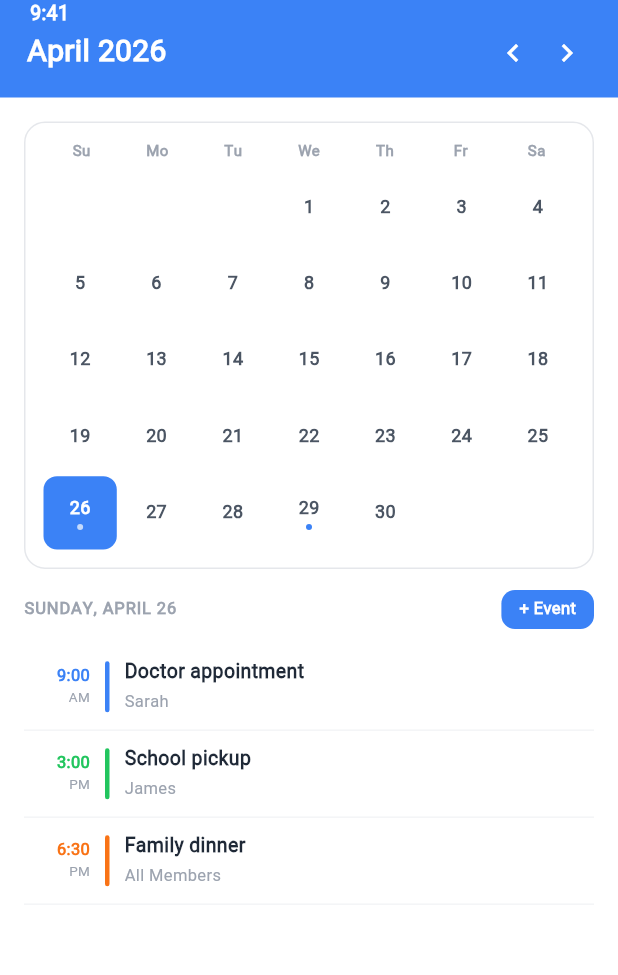
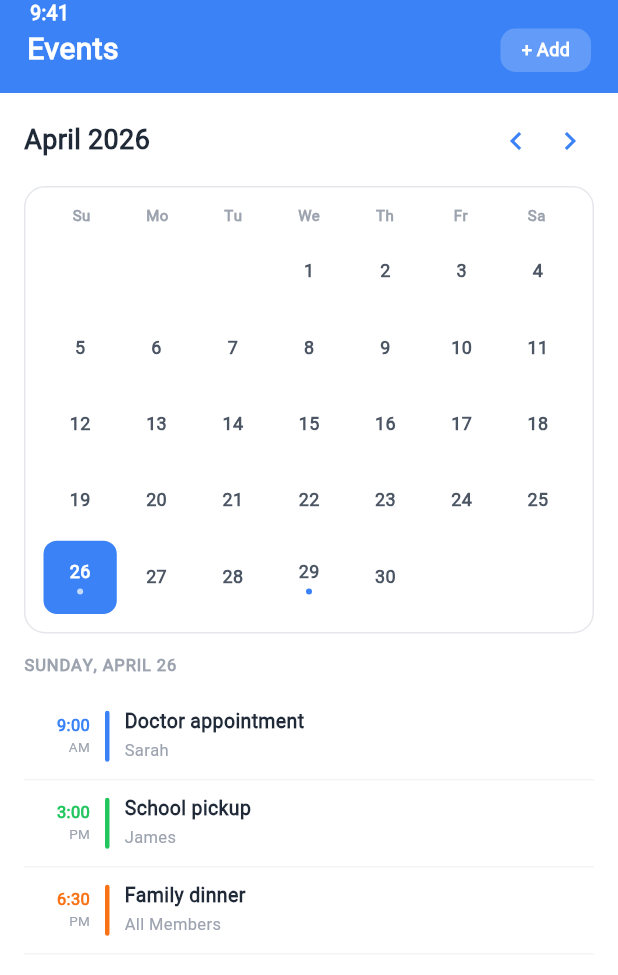
Before and after one commit to mahmoud-abdalla-eg/Famory, a Flutter app: the CalendarScreen screen opened directly, on a phone screen of 412 x 824 dp. Shown: the top 975 px of the screen. Run offline on Flutter 3.47's test engine with Material 3 defaults, Android fonts, the phone set to English and light mode, and no system bars; our stand-ins replace get, shared_preferences; accounts and stored records are empty.

Commit message:
Calendar page header: improve UI consistency
Modifications:
- Replace page header with feature title (Events) and quick action
  button (+Add, add events). (ref: Tasks page)
- Move calendar navigation widget (month title, nav button) to top of
  body part
- Update style of widgets mentioned above

```diff
--- a/famory_app/lib/features/calendar/presentation/screens/calendar_screen.dart
+++ b/famory_app/lib/features/calendar/presentation/screens/calendar_screen.dart
@@ -1,5 +1,6 @@
 import 'package:flutter/material.dart';
 import '../../../../core/theme/app_colors.dart';
+import '../../../../core/theme/app_theme.dart';
 import '../../data/models/calendar_event.dart';
 import 'create_event_screen.dart';
 import '../widgets/event_row_widget.dart';
@@ -12,6 +13,9 @@ class CalendarScreen extends StatefulWidget {
 }
 
 class _CalendarScreenState extends State<CalendarScreen> {
+
+  final theme = AppTheme.lightTheme;
+
   late int _calYear;
   late int _calMonth; // 0-based
   late int _selDay;
@@ -116,6 +120,8 @@ class _CalendarScreenState extends State<CalendarScreen> {
               child: Column(
                 crossAxisAlignment: CrossAxisAlignment.start,
                 children: [
+                  _buildCalendarHeader(),
+                  const SizedBox(height: 14),
                   _buildCalendarCard(now, firstWeekday, daysInMonth),
                   const SizedBox(height: 14),
                   _buildDayBar(selDateStr),
@@ -151,17 +157,44 @@ class _CalendarScreenState extends State<CalendarScreen> {
               child: Row(
                 mainAxisAlignment: MainAxisAlignment.spaceBetween,
                 children: [
-                  Text('${_months[_calMonth]} $_calYear',
-                      style: const TextStyle(fontSize: 20, fontWeight: FontWeight.w800, color: Colors.white)),
-                  Row(
-                    children: [
-                      _NavBtn(icon: Icons.chevron_left,  onTap: () => _changeMonth(-1)),
-                      const SizedBox(width: 4),
-                      _NavBtn(icon: Icons.chevron_right, onTap: () => _changeMonth(1)),
-                    ],
+                  const Text('Events',
+                  style: TextStyle(fontSize: 20, fontWeight: FontWeight.w800, color: Colors.white)),
+                  GestureDetector(
+                    onTap: _showAddEvent,
+                    child: Container(
+                      padding: const EdgeInsets.symmetric(horizontal: 14, vertical: 6),
+                      decoration: BoxDecoration(
+                        color: Colors.white.withValues(alpha: 0.2),
+                        borderRadius: BorderRadius.circular(10),
+                      ),
+                      child: const Text('+ Add', style: TextStyle(fontSize: 12, fontWeight: FontWeight.w700, color: Colors.white)),
+                    ),
                   ),
                 ],
               ),
+            ),
+          ],
+        ),
+      ),
+    );
+  }
+
+  Widget _buildCalendarHeader() {
+    return SafeArea(
+      child: Padding(
+        padding: const EdgeInsets.fromLTRB(0, 0, 0, 0),
+        child: Row(
+          mainAxisAlignment: MainAxisAlignment.spaceBetween,
+          children: [
+            Text("${_months[_calMonth]} $_calYear",
+              style: const TextStyle(fontSize: 18, fontWeight: FontWeight.w800, color: AppColors.g800)
+            ),
+            Row(
+              children: [
+                _NavBtn(icon: Icons.chevron_left,  onTap: () => _changeMonth(-1)),
+                const SizedBox(width: 4),
+                _NavBtn(icon: Icons.chevron_right, onTap: () => _changeMonth(1)),
+              ],
             ),
           ],
         ),
@@ -252,14 +285,6 @@ class _CalendarScreenState extends State<CalendarScreen> {
           selDateStr.toUpperCase(),
           style: const TextStyle(fontSize: 11, fontWeight: FontWeight.w700, color: AppColors.g400, letterSpacing: 0.6),
         ),
-        GestureDetector(
-          onTap: _showAddEvent,
-          child: Container(
-            padding: const EdgeInsets.symmetric(horizontal: 12, vertical: 5),
-            decoration: BoxDecoration(color: AppColors.blue, borderRadius: BorderRadius.circular(9)),
-            child: const Text('+ Event', style: TextStyle(fontSize: 11, fontWeight: FontWeight.w700, color: Colors.white)),
-          ),
-        ),
       ],
     );
   }
@@ -295,7 +320,7 @@ class _NavBtn extends StatelessWidget {
       onTap: onTap,
       child: Padding(
         padding: const EdgeInsets.all(4),
-        child: Icon(icon, color: Colors.white, size: 24),
+        child: Icon(icon, color: AppColors.blue, size: 24),
       ),
     );
   }
```
